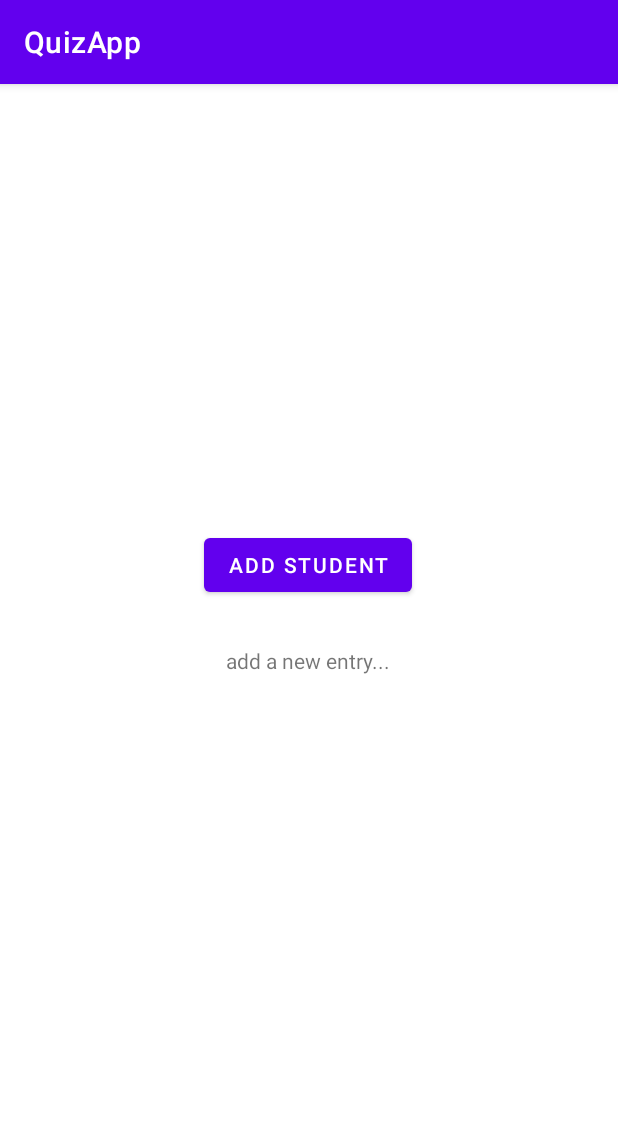
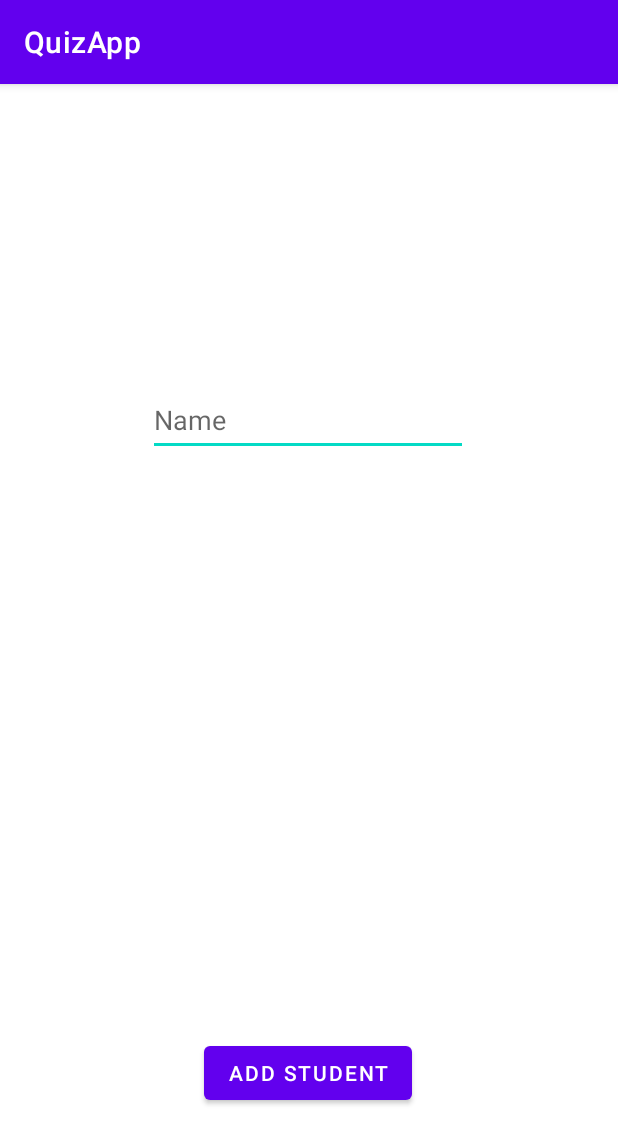
Before and after one commit to h586643/QuizApp, an Android app: the DatabaseActivity screen opened directly, with no data from a screen before it, in the options menu, after a tap on "add entry", on a phone screen of 412 x 824 dp. Shown: the top 1144 px of the screen. Run offline under Robolectric (Android 15) with nearby library versions, the phone set to English and light mode, and no system bars.

Commit message:
Add Student

```diff
--- a/app/src/main/java/com/example/quizapp/MainActivity.java
+++ b/app/src/main/java/com/example/quizapp/MainActivity.java
@@ -7,6 +7,8 @@ import android.os.Bundle;
 import android.view.View;
 import android.widget.ImageView;
 import android.widget.TextView;
+
+import java.util.ArrayList;
 
 
 public class MainActivity extends AppCompatActivity {
--- a/app/src/main/java/com/example/quizapp/StudentList.java
+++ b/app/src/main/java/com/example/quizapp/StudentList.java
@@ -9,15 +9,16 @@ import java.util.List;
 public class StudentList extends Application{
 
 
-
     ArrayList<Student> studentsList = new ArrayList<>();
 
-
+    public StudentList() {
+        fillStudentList();
+    }
     public void fillStudentList() {
 
-        Student s1 = new Student ("Cathrine", R.drawable.cat1);
-        Student s2 = new Student("Isabella", R.drawable.cat4 );
-        Student s3 = new Student("Iselin", R.drawable.cat2);
+        Student s1 = new Student("Cathrine", R.drawable.cat1, 1);
+        Student s2 = new Student("Isabella", R.drawable.cat4, 2);
+        Student s3 = new Student("Iselin", R.drawable.cat2, 3);
 
         studentsList.addAll(Arrays.asList(new Student[] {s1,s2,s3}));
 
@@ -27,4 +28,12 @@ public class StudentList extends Application{
 
         return studentsList;
     }
+
+    public ArrayList<Student> getStudentsList() {
+        return studentsList;
+    }
+
+    public void setStudentsList(ArrayList<Student> studentsList) {
+        this.studentsList = studentsList;
+    }
 }
--- a/app/src/main/res/layout/activity_add_entry.xml
+++ b/app/src/main/res/layout/activity_add_entry.xml
@@ -5,17 +5,6 @@
     android:layout_width="match_parent"
     android:layout_height="match_parent"
     tools:context=".AddEntryActivity">
-
-    <TextView
-        android:id="@+id/textView3"
-        android:layout_width="wrap_content"
-        android:layout_height="wrap_content"
-        android:text="add a new entry..."
-        app:layout_constraintBottom_toBottomOf="parent"
-        app:layout_constraintEnd_toEndOf="parent"
-        app:layout_constraintHorizontal_bias="0.498"
-        app:layout_constraintStart_toStartOf="parent"
-        app:layout_constraintTop_toTopOf="parent" />
 
     <Button
         android:id="@+id/button"
@@ -28,6 +17,33 @@
         app:layout_constraintEnd_toEndOf="parent"
         app:layout_constraintHorizontal_bias="0.498"
         app:layout_constraintStart_toStartOf="parent"
+        app:layout_constraintTop_toBottomOf="@+id/imageView5"
+        app:layout_constraintVertical_bias="0.749" />
+
+    <EditText
+        android:id="@+id/editTextTextPersonName"
+        android:layout_width="wrap_content"
+        android:layout_height="wrap_content"
+        android:ems="10"
+        android:hint="Name"
+        android:inputType="textPersonName"
+        android:minHeight="48dp"
+        app:layout_constraintBottom_toBottomOf="parent"
+        app:layout_constraintEnd_toEndOf="parent"
+        app:layout_constraintHorizontal_bias="0.497"
+        app:layout_constraintStart_toStartOf="parent"
         app:layout_constraintTop_toTopOf="parent"
-        app:layout_constraintVertical_bias="0.412" />
+        app:layout_constraintVertical_bias="0.278" />
+
+    <ImageView
+        android:id="@+id/imageView5"
+        android:layout_width="wrap_content"
+        android:layout_height="wrap_content"
+        android:clickable="true"
+        android:onClick="clickButton"
+        app:layout_constraintBottom_toBottomOf="parent"
+        app:layout_constraintEnd_toEndOf="parent"
+        app:layout_constraintStart_toStartOf="parent"
+        app:layout_constraintTop_toTopOf="parent"
+        tools:srcCompat="@tools:sample/avatars" />
 </androidx.constraintlayout.widget.ConstraintLayout>
```
Also changed, not shown: app/src/main/java/com/example/quizapp/AddEntryActivity.java (+21 -0 lines), app/src/main/java/com/example/quizapp/Student.java (+28 -1 lines).
